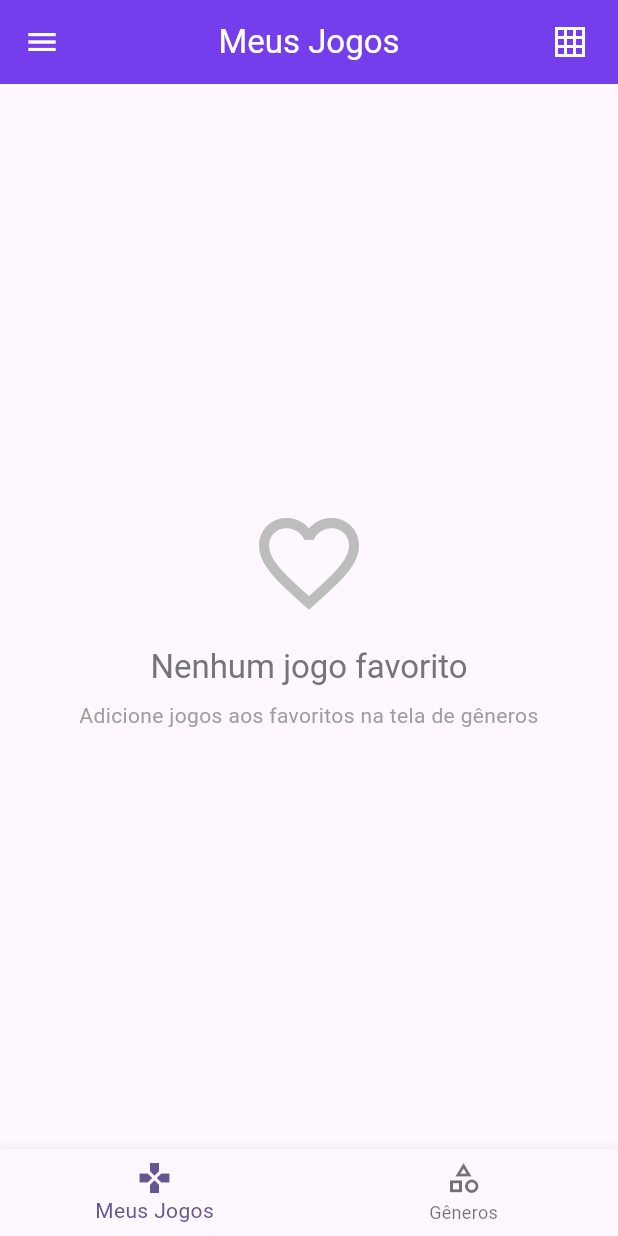
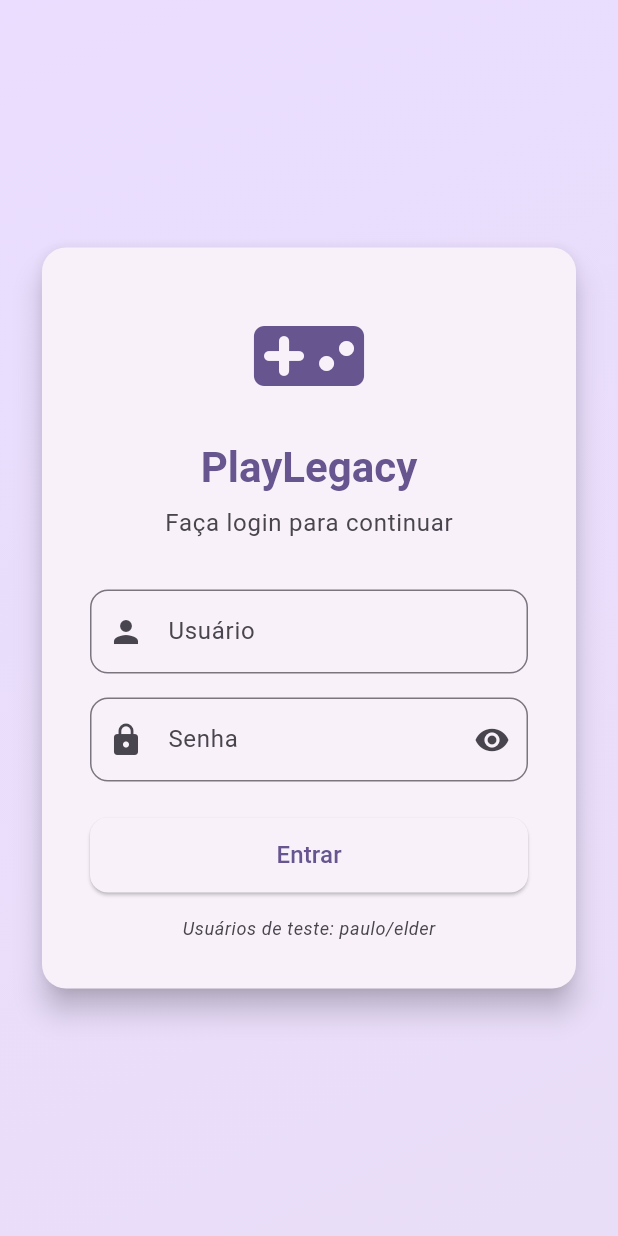
Before and after one commit to paulo-vinicius-dev/avaliacao_mobile_2025, a Flutter app: the screen it shows after launch, on a phone screen of 412 x 824 dp. Run offline on Flutter 3.47's test engine with Material 3 defaults, Android fonts, the phone set to English and light mode, and no system bars; our stand-ins replace flutter_riverpod, google_fonts, shared_preferences.

Commit message:
adicionando funcionalidade de login

```diff
--- a/lib/main.dart
+++ b/lib/main.dart
@@ -2,7 +2,9 @@ import 'package:flutter/material.dart';
 import 'package:google_fonts/google_fonts.dart';
 import 'package:flutter_riverpod/flutter_riverpod.dart';
 import 'package:avaliacao_mobile_2025/screens/tabs.dart';
+import 'package:avaliacao_mobile_2025/screens/login_screen.dart';
 import 'package:avaliacao_mobile_2025/providers/theme_provider.dart';
+import 'package:avaliacao_mobile_2025/providers/auth_provider.dart';
 import 'package:shared_preferences/shared_preferences.dart';
 import 'package:avaliacao_mobile_2025/providers/grid_layout_provider.dart';
 import 'package:avaliacao_mobile_2025/providers/local_storage.dart';
@@ -58,17 +60,16 @@ void main() async {
       initialTheme = ThemeMode.light;
     }
   }
+
   runApp(
     ProviderScope(
       overrides: [
-        // Injeta a lista lida do arquivo no Provider
         favoriteGamesProvider.overrideWith(() {
           return FavoriteGamesNotifier(initialFavorites);
         }),
         gamesProvider.overrideWith(() {
           return GamesNotifier(initialStatuses, initialFavorites);
         }),
-        //Injeta a configuração salva no Provider
         themeProvider.overrideWith(() {
           return _InitializedThemeNotifier(initialTheme);
         }),
@@ -81,18 +82,32 @@ void main() async {
   );
 }
 
-class MyApp extends ConsumerWidget {
+class MyApp extends ConsumerStatefulWidget {
   const MyApp({super.key});
 
   @override
-  Widget build(BuildContext context, WidgetRef ref) {
+  ConsumerState<MyApp> createState() => _MyAppState();
+}
+
+class _MyAppState extends ConsumerState<MyApp> {
+  @override
+  void initState() {
+    super.initState();
+    Future.microtask(() {
+      ref.read(authProvider.notifier).checkAuthStatus();
+    });
+  }
+
+  @override
+  Widget build(BuildContext context) {
     final currentThemeMode = ref.watch(themeProvider);
+    final authState = ref.watch(authProvider);
 
     return MaterialApp(
       theme: lightTheme,
       darkTheme: darkTheme,
       themeMode: currentThemeMode,
-      home: const TabsScreen(),
+      home: authState.isAuthenticated ? const TabsScreen() : const LoginScreen(),
     );
   }
 }
--- a/lib/providers/favorite_games_provider.dart
+++ b/lib/providers/favorite_games_provider.dart
@@ -11,27 +11,23 @@ class FavoriteGamesNotifier extends Notifier<List<String>> {
 
   @override
   List<String> build() {
-    // Inicia com o que veio do disco
     return _initialFavorites;
   }
 
   void toggleFavorite(String gameId) {
 
     if (state.contains(gameId)) {
-      // Removi
       state = state.where((id) => id != gameId).toList();
       ref
           .read(gamesProvider.notifier)
           .updateGameStatus(gameId, GameStatus.notStarted, isFavorite: false);
     } else {
-      // Adiciona
       state = [...state, gameId];
       ref
           .read(gamesProvider.notifier)
           .updateGameStatus(gameId, GameStatus.wishPlay, isFavorite: true);
     }
 
-    //Salvar favoritos no disco
     _storage.saveFavorites(state);
   }
 
@@ -40,7 +36,6 @@ class FavoriteGamesNotifier extends Notifier<List<String>> {
   }
 }
 
-// Inicializa vazio, sobrescrito no main
 final favoriteGamesProvider =
   NotifierProvider<FavoriteGamesNotifier, List<String>>(() {
     return FavoriteGamesNotifier([]);
--- a/lib/providers/games_provider.dart
+++ b/lib/providers/games_provider.dart
@@ -4,7 +4,6 @@ import 'package:avaliacao_mobile_2025/data/dummy_data.dart';
 import 'package:avaliacao_mobile_2025/providers/local_storage.dart';
 
 class GamesNotifier extends Notifier<List<Game>> {
-  // Injeção
   final Map<String, GameStatus> _initialStatuses;
   final List<String> _initialFavorites;
   final _storage = LocalStorage();
@@ -13,7 +12,6 @@ class GamesNotifier extends Notifier<List<Game>> {
 
   @override
   List<Game> build() {
-    // Reconstrói a lista inicial baseada no Dummy Data + Arquivos Salvos
     return [
       for (final game in myGames)
         Game(
@@ -22,9 +20,7 @@ class GamesNotifier extends Notifier<List<Game>> {
           imageUrl: game.imageUrl,
           genres: game.genres,
           releaseDate: game.releaseDate,
-          // Aplica o status salvo ou o padrão
           status: _initialStatuses[game.id] ?? game.status,
-          // Aplica o favorito salvo
           isFavorite: _initialFavorites.contains(game.id),
           hoursPlayed: game.hoursPlayed,
           platforms: game.platforms,
@@ -56,7 +52,6 @@ class GamesNotifier extends Notifier<List<Game>> {
         else
           game,
     ];
-    // salvar status no disco
     _saveStatusesToDisk();
   }
   void _saveStatusesToDisk() {
@@ -70,7 +65,6 @@ class GamesNotifier extends Notifier<List<Game>> {
   }
 }
 
-// Inicializa vazio, sobrescrito no main
 final gamesProvider = NotifierProvider<GamesNotifier, List<Game>>(() {
   return GamesNotifier({}, []);
 });
--- a/lib/providers/grid_layout_provider.dart
+++ b/lib/providers/grid_layout_provider.dart
@@ -1,10 +1,8 @@
 import 'package:flutter_riverpod/flutter_riverpod.dart';
 import 'package:shared_preferences/shared_preferences.dart';
 
-// Chave para salvar
 const _gridKey = 'gridLayout_columns';
 
-//provider que guarda um número inteiro (quantidade de colunas)
 final gridLayoutProvider = NotifierProvider<GridLayoutNotifier, int>(() {
   return GridLayoutNotifier(3);
 });
@@ -15,7 +13,7 @@ class GridLayoutNotifier extends Notifier<int> {
 
   @override
   int build() {
-    return _initialColumns;//Inicia com o valor que veio do disco
+    return _initialColumns;
   }
 
   void toggleColumns()  async {
@@ -26,8 +24,8 @@ class GridLayoutNotifier extends Notifier<int> {
     } else {
       newState = state + 1;
     }
-    state = newState; //atualiza tela
-    //salva no disco
+    state = newState;
+
     final prefs = await SharedPreferences.getInstance();
     await prefs.setInt(_gridKey, newState);
   }
--- a/lib/providers/local_storage.dart
+++ b/lib/providers/local_storage.dart
@@ -4,7 +4,6 @@ import 'package:path_provider/path_provider.dart';
 import 'package:avaliacao_mobile_2025/models/game.dart';
 
 class LocalStorage {
-  //  FAVORITOS (Lista de IDs)
   Future<File> get _favoritesFile async {
     final dir = await getApplicationDocumentsDirectory();
     return File('${dir.path}/favorites.json');
@@ -26,7 +25,6 @@ class LocalStorage {
     await file.writeAsString(jsonEncode(ids));
   }
 
-  // STATUS (Mapa de ID -> Status)
   Future<File> get _statusFile async {
     final dir = await getApplicationDocumentsDirectory();
     return File('${dir.path}/statuses.json');
@@ -39,7 +37,6 @@ class LocalStorage {
       final content = await file.readAsString();
       final Map<String, dynamic> json = jsonDecode(content);
 
-      // Converte String para Enum
       final Map<String, GameStatus> result = {};
       json.forEach((key, value) {
         result[key] = GameStatus.values.firstWhere(
@@ -56,7 +53,6 @@ class LocalStorage {
   Future<void> saveStatuses(Map<String, GameStatus> statuses) async {
     final file = await _statusFile;
     final Map<String, String> json = {};
-    // Converte Enum para String
     statuses.forEach((key, value) {
       if (value != GameStatus.notStarted) json[key] = value.name;
     });
--- a/lib/screens/game_details.dart
+++ b/lib/screens/game_details.dart
@@ -19,7 +19,6 @@ class _GameDetailsScreenState extends ConsumerState<GameDetailsScreen> {
     final colorScheme = Theme.of(context).colorScheme;
     final textTheme = Theme.of(context).textTheme;
 
-    // Observa mudanças no estado do jogo
     final games = ref.watch(gamesProvider);
     final currentGame = games.firstWhere(
       (g) => g.id == widget.game.id,
--- /dev/null
+++ b/lib/screens/login_screen.dart
@@ -0,0 +1,204 @@
+import 'package:flutter/material.dart';
+import 'package:flutter_riverpod/flutter_riverpod.dart';
+import 'package:avaliacao_mobile_2025/providers/auth_provider.dart';
+
+class LoginScreen extends ConsumerStatefulWidget {
+  const LoginScreen({super.key});
+
+  @override
+  ConsumerState<LoginScreen> createState() => _LoginScreenState();
+}
+
+class _LoginScreenState extends ConsumerState<LoginScreen> {
+  final _formKey = GlobalKey<FormState>();
+  final _usernameController = TextEditingController();
+  final _passwordController = TextEditingController();
+  bool _isLoading = false;
+  bool _obscurePassword = true;
+
+  @override
+  void dispose() {
+    _usernameController.dispose();
+    _passwordController.dispose();
+    super.dispose();
+  }
+
+  Future<void> _handleLogin() async {
+    if (!_formKey.currentState!.validate()) {
+      return;
+    }
+
+    setState(() {
+      _isLoading = true;
+    });
+
+    final success = await ref.read(authProvider.notifier).login(
+          _usernameController.text.trim(),
+          _passwordController.text,
+        );
+
+    if (mounted) {
+      setState(() {
+        _isLoading = false;
+      });
+
+      if (!success) {
+        ScaffoldMessenger.of(context).showSnackBar(
+          const SnackBar(
+            content: Text('Usuário ou senha inválidos'),
+            backgroundColor: Colors.red,
+            duration: Duration(seconds: 3),
+          ),
+        );
+      }
+    }
+  }
+
+  @override
+  Widget build(BuildContext context) {
+    final colorScheme = Theme.of(context).colorScheme;
+    final textTheme = Theme.of(context).textTheme;
+
+    return Scaffold(
+      body: Container(
+        decoration: BoxDecoration(
+          gradient: LinearGradient(
+            begin: Alignment.topLeft,
+            end: Alignment.bottomRight,
+            colors: [
+              colorScheme.primaryContainer,
+              colorScheme.secondaryContainer,
+            ],
+          ),
+        ),
+        child: Center(
+          child: SingleChildScrollView(
+            padding: const EdgeInsets.all(24),
+            child: Card(
+              elevation: 8,
+              shape: RoundedRectangleBorder(
+                borderRadius: BorderRadius.circular(16),
+              ),
+              child: Padding(
+                padding: const EdgeInsets.all(32),
+                child: Form(
+                  key: _formKey,
+                  child: Column(
+                    mainAxisSize: MainAxisSize.min,
+                    children: [
+                      Icon(
+                        Icons.videogame_asset_rounded,
+                        size: 80,
+                        color: colorScheme.primary,
+                      ),
+                      const SizedBox(height: 16),
+                      Text(
+                        'PlayLegacy',
+                        style: textTheme.headlineMedium?.copyWith(
+                          fontWeight: FontWeight.bold,
+                          color: colorScheme.primary,
+                        ),
+                      ),
+                      const SizedBox(height: 8),
+                      Text(
+                        'Faça login para continuar',
+                        style: textTheme.bodyLarge?.copyWith(
+                          color: colorScheme.onSurfaceVariant,
+                        ),
+                      ),
+                      const SizedBox(height: 32),
+                      TextFormField(
+                        controller: _usernameController,
+                        style: TextStyle(color: colorScheme.onSurface),
+                        decoration: InputDecoration(
+                          labelText: 'Usuário',
+                          prefixIcon: const Icon(Icons.person),
+                          border: OutlineInputBorder(
+                            borderRadius: BorderRadius.circular(12),
+                          ),
+                        ),
+                        validator: (value) {
+                          if (value == null || value.trim().isEmpty) {
+                            return 'Digite seu usuário';
+                          }
+                          return null;
+                        },
+                        textInputAction: TextInputAction.next,
+                      ),
+                      const SizedBox(height: 16),
+                      TextFormField(
+                        controller: _passwordController,
+                        obscureText: _obscurePassword,
+                        style: TextStyle(color: colorScheme.onSurface),
+                        decoration: InputDecoration(
+                          labelText: 'Senha',
+                          prefixIcon: const Icon(Icons.lock),
+                          suffixIcon: IconButton(
+                            icon: Icon(
+                              _obscurePassword
+                                  ? Icons.visibility
+                                  : Icons.visibility_off,
+                            ),
+                            onPressed: () {
+                              setState(() {
+                                _obscurePassword = !_obscurePassword;
+                              });
+                            },
+                          ),
+                          border: OutlineInputBorder(
+                            borderRadius: BorderRadius.circular(12),
+                          ),
+                        ),
+                        validator: (value) {
+                          if (value == null || value.isEmpty) {
+                            return 'Digite sua senha';
+                          }
+                          return null;
+                        },
+                        textInputAction: TextInputAction.done,
+                        onFieldSubmitted: (_) => _handleLogin(),
+                      ),
+                      const SizedBox(height: 24),
+                      SizedBox(
+                        width: double.infinity,
+                        height: 50,
+                        child: ElevatedButton(
+                          onPressed: _isLoading ? null : _handleLogin,
+                          style: ElevatedButton.styleFrom(
+                            shape: RoundedRectangleBorder(
+                              borderRadius: BorderRadius.circular(12),
+                            ),
+                          ),
+                          child: _isLoading
+                              ? const SizedBox(
+                                  height: 24,
+                                  width: 24,
+                                  child: CircularProgressIndicator(
+                                    strokeWidth: 2,
+                                  ),
+                                )
+                              : const Text(
+                                  'Entrar',
+                                  style: TextStyle(fontSize: 16),
+                                ),
+                        ),
+                      ),
+                      const SizedBox(height: 16),
+                      Text(
+                        'Usuários de teste: paulo/elder',
+                        style: textTheme.bodySmall?.copyWith(
+                          color: colorScheme.onSurfaceVariant,
+                          fontStyle: FontStyle.italic,
+                        ),
+                      ),
+                    ],
+                  ),
+                ),
+              ),
+            ),
+          ),
+        ),
+      ),
+    );
+  }
+}
--- a/lib/screens/tabs.dart
+++ b/lib/screens/tabs.dart
@@ -58,7 +58,6 @@ class _TabsScreenState extends ConsumerState<TabsScreen> {
           title: Text(activePageTitle),
           centerTitle: true,
           actions: [
-            // Só mostra o botão se estiver na tela de Meus Jogos
             if (showLayoutAction)
               IconButton(
                 icon: Icon(
--- a/lib/widgets/game_status.dart
+++ b/lib/widgets/game_status.dart
@@ -24,7 +24,7 @@ class GameStatusButton extends ConsumerWidget {
       case models.GameStatus.concluded:
         return Colors.green;
       case models.GameStatus.wishPlay:
-        return Colors.yellow.shade800; // Shade ajustado para visibilidade no tema claro
+        return Colors.yellow.shade800;
       case models.GameStatus.dropped:
         return Colors.red;
     }
```
Also changed, not shown: lib/providers/auth_provider.dart (added, +70 -0 lines), lib/widgets/main_drawer.dart (+66 -4 lines).
